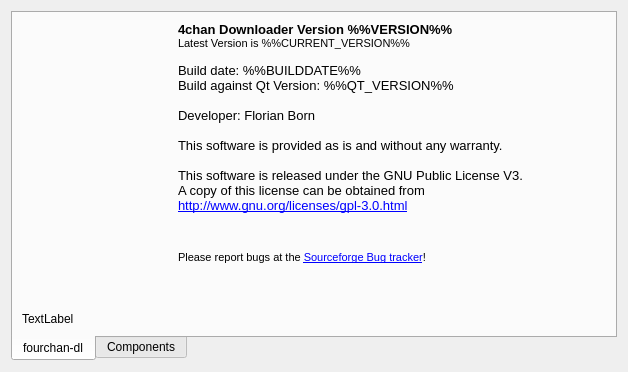
Above: uiinfo.ui from chrisdevchroma/fourchan-dl before the change. Below: the same form after it.
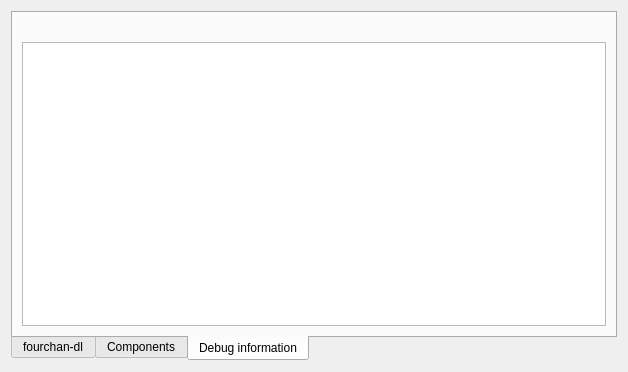
That is the form after the change. The open tabs and pages were chosen to show the change. Icons and pictures are not drawn.

Commit message: Added debug information to Info Widget at the moment only current download status

Patch:
```diff
--- a/uiinfo.ui
+++ b/uiinfo.ui
@@ -158,6 +158,26 @@
        </item>
       </layout>
      </widget>
+     <widget class="QWidget" name="tab_3">
+      <attribute name="title">
+       <string>Debug information</string>
+      </attribute>
+      <layout class="QGridLayout" name="gridLayout_4">
+       <item row="0" column="0">
+        <widget class="QLabel" name="lDebugInformation">
+         <property name="text">
+          <string/>
+         </property>
+         <property name="textFormat">
+          <enum>Qt::RichText</enum>
+         </property>
+        </widget>
+       </item>
+       <item row="1" column="0">
+        <widget class="QTextEdit" name="textEdit"/>
+       </item>
+      </layout>
+     </widget>
     </widget>
    </item>
   </layout>
```
The commit also changes 4 other files.
